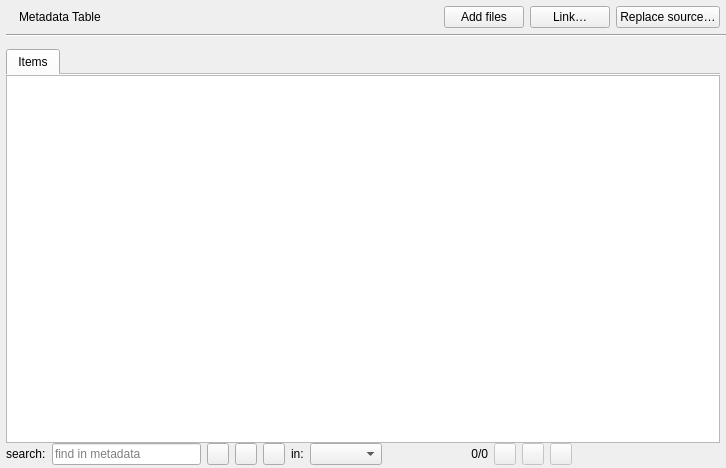
Before: the Qt Designer form src/MetadataArea/ui/metadata_table.ui in eidora-desktop/EIDORA, drawn with Qt 5.
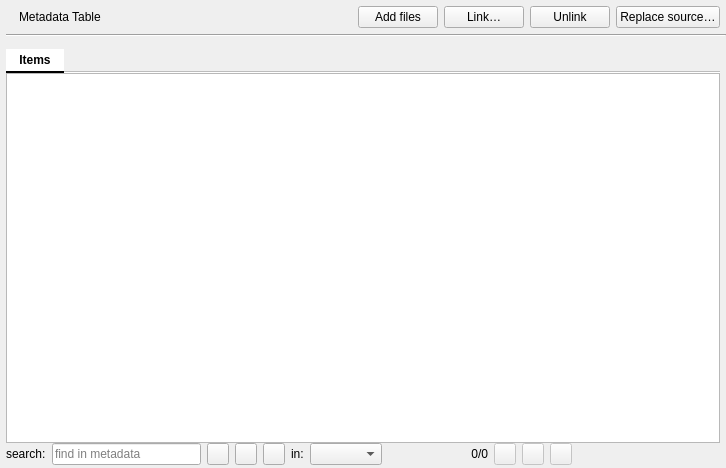
After: the same form once the commit is applied. Icons and pictures are not drawn.

Commit message: Improve metadata tabs and restrict linking to Items

What changed in the file:
```diff
--- a/src/MetadataArea/ui/metadata_table.ui
+++ b/src/MetadataArea/ui/metadata_table.ui
@@ -135,6 +135,16 @@
           </property>
          </widget>
         </item>
+        <item>
+         <widget class="QPushButton" name="button_unlink_table">
+          <property name="toolTip">
+           <string>Remove this source's relationships without deleting its records</string>
+          </property>
+          <property name="text">
+           <string>Unlink</string>
+          </property>
+         </widget>
+        </item>
         <item>
          <widget class="QPushButton" name="button_replace_source">
           <property name="toolTip">
@@ -180,6 +190,11 @@
       </property>
       <item>
        <widget class="QTabWidget" name="tabs_metadata">
+        <property name="styleSheet">
+         <string notr="true">QTabBar::tab { font-style: italic; font-weight: normal; padding: 4px 10px; color: palette(window-text); background-color: palette(window); border-bottom: 2px solid transparent; }
+QTabBar::tab:selected { background-color: palette(base); border-bottom: 2px solid palette(window-text); }
+QTabBar::tab:first, QTabBar::tab:only-one { font-style: normal; font-weight: bold; padding: 4px 14px; }</string>
+        </property>
         <property name="iconSize">
          <size>
           <width>14</width>
@@ -192,6 +207,9 @@
         <property name="documentMode">
          <bool>true</bool>
         </property>
+        <property name="tabsClosable">
+         <bool>false</bool>
+        </property>
         <widget class="QWidget" name="page_metadata_table">
          <attribute name="title">
           <string>Items</string>
```
Left out of the diff: 2 changed lines with no effect on the pictures. The commit also changes 11 other files.
